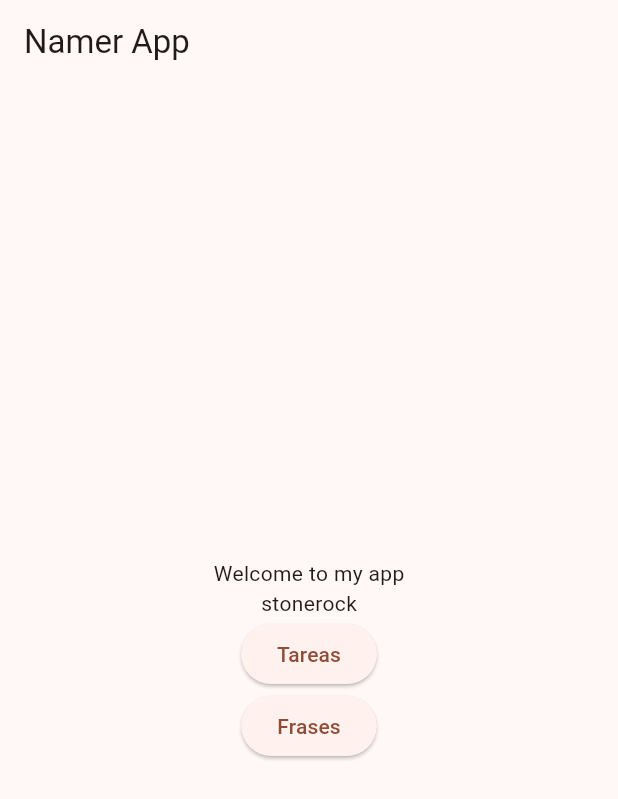
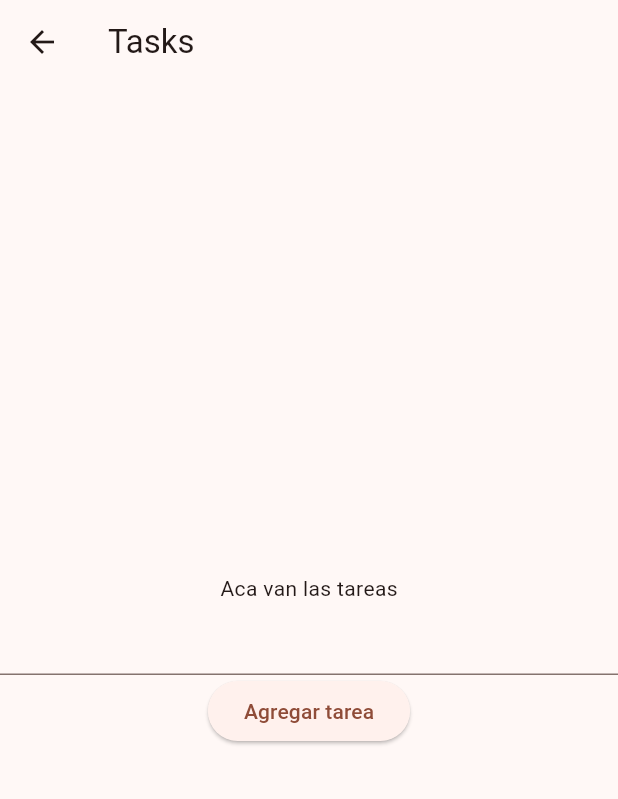
Before and after one commit to sunn02/flutter_app, a Flutter app: the screen it shows after launch, after a tap on "Tareas", on a phone screen of 412 x 824 dp. Shown: the top 799 px of the screen. Run offline on Flutter 3.47's test engine with Material 3 defaults, Android fonts, the phone set to English and light mode, and no system bars; network calls fail.

Commit message:
tasks to finish

```diff
--- a/lib/main.dart
+++ b/lib/main.dart
@@ -12,16 +12,12 @@ class MyApp extends StatelessWidget {
 
   @override
   Widget build(BuildContext context) {
-    return ChangeNotifierProvider(
-      create: (context) => MyAppState(),
-      child: MaterialApp(
-        title: 'Namer App',
+    return MaterialApp(
         theme: ThemeData(
           useMaterial3: true,
           colorScheme: ColorScheme.fromSeed(seedColor: Colors.deepOrange),
         ),
         home: const MyHomePage(), // Llama al widget desde home.dart
-      ),
     );
   }
 }
--- a/lib/screens/home_screen.dart
+++ b/lib/screens/home_screen.dart
@@ -1,37 +1,28 @@
 import 'package:flutter/material.dart';
 import 'package:provider/provider.dart';
-import 'package:english_words/english_words.dart';
 import '/screens/motivation_screen.dart';
+import '/screens/tasks_screen.dart';
 
-
-class MyAppState extends ChangeNotifier {
-  var current = WordPair.random();
-
-  void getNext() {
-    current = WordPair.random();
-    notifyListeners();
-  }
-}
 
 class MyHomePage extends StatelessWidget {
   const MyHomePage({super.key});
 
   @override
   Widget build(BuildContext context) {
-    var appState = context.watch<MyAppState>();
-
     return Scaffold(
-      appBar: AppBar(title: const Text('Namer App')),
+      appBar: AppBar(title: const Text('InspireMe')),
       body: Center(
         child: Column(
           mainAxisAlignment: MainAxisAlignment.center,
           children: [
             const Text('Welcome to my app'),
-            Text(appState.current.asLowerCase),
             ElevatedButton(
               onPressed: (){
-                print('button pressed');
-                appState.getNext(); // Cambia al siguiente par de palabras
+                print('button 1 pressed');
+                Navigator.push(
+                  context,
+                  MaterialPageRoute(builder: (context) => const TasksPage()),
+                );
               },
               child: const Text('Tareas'),
             ),
--- a/lib/screens/tasks_screen.dart
+++ b/lib/screens/tasks_screen.dart
@@ -0,0 +1,48 @@
+import 'dart:convert';
+import 'package:flutter/material.dart';
+
+class TasksPage extends StatefulWidget {
+  const TasksPage({super.key});
+
+  @override
+  _TasksPageState createState() => _TasksPageState();
+}
+
+class _TasksPageState extends State<TasksPage> {
+
+  TextEditingController _controller = TextEditingController();
+  List<String> tasks = [];
+
+  @override
+  Widget build(BuildContext context) {
+    return Scaffold(
+      appBar: AppBar(title: Text('Tasks')),
+      body: Center(
+        child: Column(
+          mainAxisAlignment: MainAxisAlignment.center,
+          children: [
+            Text('Aca van las tareas'),
+            TextField(
+            controller: _controller,
+            ),
+            ElevatedButton(
+              onPressed: () {
+                setState(() {
+                    String userInput = _controller.text;
+                  if (userInput.isNotEmpty) {
+                    tasks.add(userInput);
+                    _controller.clear();
+                  }
+                });
+              },
+              child: Text('Agregar tarea'),
+            ),
+
+            for (var task in tasks)
+              Text(task),
+          ],
+        ),
+      ),
+    );
+  }
+}
```
